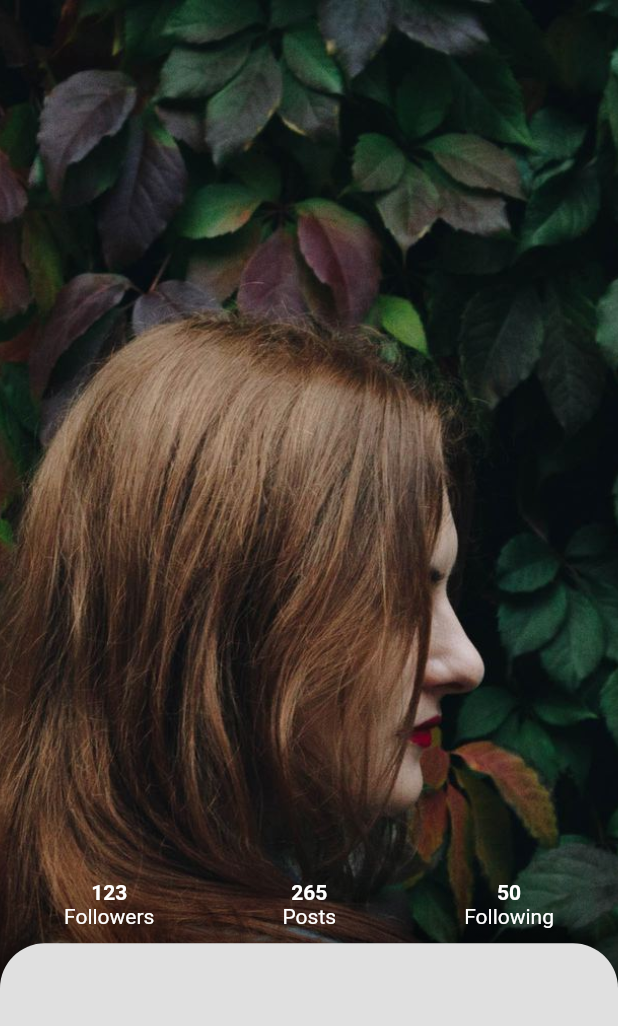
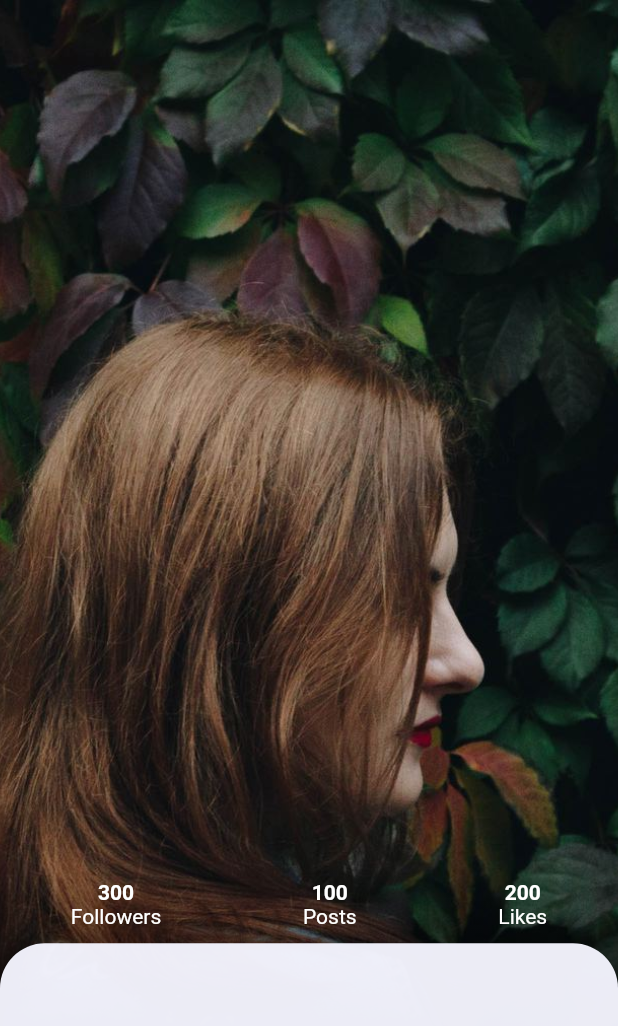
Before and after one commit to vin-the-dev/flutter_social_app, a Flutter app: the screen it shows after launch, on a phone screen of 412 x 824 dp. Shown: the top 1026 px of the screen. Run offline on Flutter 3.47's test engine with Material 2 defaults, Android fonts, the phone set to English and light mode, and no system bars.

Commit message:
3 images, refactoring

```diff
--- a/lib/header_bottom_bar_widget.dart
+++ b/lib/header_bottom_bar_widget.dart
@@ -1,7 +1,8 @@
 import 'package:flutter/material.dart';
+import 'main.dart';
 
 class HeaderBottomBarWidget extends StatelessWidget {
-  Widget obj(String count, String option) {
+  Widget textObjectList(String count, String option) {
     return Column(
         mainAxisAlignment: MainAxisAlignment.center,
         children: <Widget>[
@@ -16,15 +17,16 @@ class HeaderBottomBarWidget extends StatelessWidget {
 
   @override
   Widget build(BuildContext context) {
+    var profile = homePageState.profileData[homePageState.pageIndex];
     return new Container(
       padding: new EdgeInsets.fromLTRB(0.0, 0.0, 0.0, 10.0),
       child: Row(
         mainAxisAlignment: MainAxisAlignment.spaceAround,
         crossAxisAlignment: CrossAxisAlignment.center,
         children: <Widget>[
-          obj('123', 'Followers'),
-          obj('265', 'Posts'),
-          obj('50', 'Following')
+          textObjectList(profile.numberofFollowers.toString(), 'Followers'),
+          textObjectList(profile.numberofPosts.toString(), 'Posts'),
+          textObjectList(profile.numberofLikes.toString(), 'Likes')
         ],
       ),
     );
--- a/lib/image_page_widget.dart
+++ b/lib/image_page_widget.dart
@@ -1,4 +1,5 @@
 import 'package:flutter/material.dart';
+import 'main.dart';
 
 class ImagePageWidget extends StatefulWidget {
   @override
@@ -6,30 +7,43 @@ class ImagePageWidget extends StatefulWidget {
 }
 
 class _ImagePageWidgetState extends State<ImagePageWidget> {
-  @override
-  Widget build(BuildContext context) {
+  Widget imageWidget(String asset) {
     return Transform(
-      transform: new Matrix4.translationValues(0.0, 0.0, 0.0)..scale(1.2, 1.2),
-      child: PageView(
-        physics: AlwaysScrollableScrollPhysics(),
-        children: <Widget>[
-          ListView(
-            scrollDirection: Axis.horizontal,
-            children: <Widget>[
-              Image.asset(
-                'assets/image1.jpg',
-                width: MediaQuery.of(context).size.width,
-                fit: BoxFit.fitHeight,
-              ),
-              Image.asset(
-                'assets/image2.jpg',
-                width: MediaQuery.of(context).size.width,
-                fit: BoxFit.fitHeight,
-              )
-            ],
-          ),
-        ],
+      transform: new Matrix4.translationValues(0.0, 0.0, 0.0)
+        ..scale(homePageState.getZoomFactor()),
+      alignment: Alignment.topCenter,
+      child: Image.asset(
+        asset,
+        width: MediaQuery.of(context).size.width,
+        fit: BoxFit.cover,
       ),
     );
   }
+
+  @override
+  Widget build(BuildContext context) {
+    return new Container(
+        width: double.infinity,
+        child: new PageView.builder(
+          physics: AlwaysScrollableScrollPhysics(),
+          itemCount: homePageState.profileData.length,
+          itemBuilder: (BuildContext context, int index) {
+            return imageWidget(homePageState.profileData[index].strImagePath);
+          },
+          onPageChanged: (int pageIndex) {
+            homePageState.animatePageChange(pageIndex);
+          },
+        )
+        // child: PageView(
+        //   physics: AlwaysScrollableScrollPhysics(),
+        //   onPageChanged: (int pageIndex) {
+        //     _homePageState.animatePageChange();
+        //   },
+        //   children: <Widget>[
+        //     imageWidget('assets/image1.jpg'),
+        //     imageWidget('assets/image2.jpg'),
+        //   ],
+        // ),
+        );
+  }
 }
--- a/lib/main.dart
+++ b/lib/main.dart
@@ -1,7 +1,8 @@
 import 'package:flutter/material.dart';
 // import 'bottom_data_widget.dart';
 // import 'image_page_widget.dart';
-import 'header_bottom_bar_widget.dart';
+import 'bottom_data_widget.dart';
+import 'image_page_widget.dart';
 
 void main() => runApp(new MyApp());
 
@@ -20,11 +21,11 @@ class MyApp extends StatelessWidget {
   }
 }
 
-_HomePageState _homePageState = new _HomePageState();
+_HomePageState homePageState = new _HomePageState();
 
 class HomePage extends StatefulWidget {
   @override
-  _HomePageState createState() => _homePageState;
+  _HomePageState createState() => homePageState;
 }
 
 class _HomePageState extends State<HomePage> with TickerProviderStateMixin {
@@ -32,20 +33,40 @@ class _HomePageState extends State<HomePage> with TickerProviderStateMixin {
   AnimationController animationController;
   Animation opacityAnimation;
   AnimationController opacityAnimationController;
-  bool _pageChanged;
   bool profileEnlarged;
 
   double animPercentage = 0.0;
+  var profileData = [];
+  int pageIndex = 0;
 
   @override
   void initState() {
-    _pageChanged = true;
     super.initState();
+    createMockData();
     profileEnlarged = false;
-    animationController =
-        AnimationController(duration: Duration(milliseconds: 250), vsync: this);
-    opacityAnimationController = AnimationController(
-        duration: Duration(milliseconds: 1000), vsync: this);
+    animationController = AnimationController(vsync: this);
+    opacityAnimationController =
+        AnimationController(duration: Duration(milliseconds: 500), vsync: this);
+  }
+
+  void createMockData() {
+    profileData = [
+      ProfileEntity(
+          numberofFollowers: 300,
+          numberofLikes: 200,
+          numberofPosts: 100,
+          strImagePath: 'assets/image1.jpg'),
+      ProfileEntity(
+          numberofFollowers: 30,
+          numberofLikes: 20,
+          numberofPosts: 10,
+          strImagePath: 'assets/image2.jpg'),
+      ProfileEntity(
+          numberofFollowers: 3,
+          numberofLikes: 2,
+          numberofPosts: 1,
+          strImagePath: 'assets/image3.jpg')
+    ];
   }
 
   @override
@@ -81,7 +102,7 @@ class _HomePageState extends State<HomePage> with TickerProviderStateMixin {
     return curPer;
   }
 
-  void _handleDragUpdate(DragUpdateDetails details) {
+  void handleDragUpdate(DragUpdateDetails details) {
     double h = MediaQuery.of(context).size.height;
     double startH = h * 0.3;
     double endH = h * 0.8;
@@ -96,28 +117,12 @@ class _HomePageState extends State<HomePage> with TickerProviderStateMixin {
     setState(() {});
   }
 
-  // void getVisibility() {
-  //   print("getVisibility: $_pageChanged");
-  //   // if (_pageChanged) {
-  //   // opacityAnimationController.reverse();
-  //   opacityAnimationController.repeat();
-  //   // opacityAnimationController.forward();
-  //   // } else {
-  //   // }
-  //   _pageChanged = !_pageChanged;
-  //   setState(() {});
-  // }
-
-  void animatePageChange() {
-    // print("getVisibility: $_pageChanged");
-    // if (_pageChanged) {
-    // opacityAnimationController.forward();
-    // opacityAnimationController.reverse();
-    opacityAnimationController.forward();
-    // } else {
-    // }
-    // _pageChanged = !_pageChanged;
-    // setState(() {});
+  void animatePageChange(int pageIndex) {
+    opacityAnimationController.forward()
+      ..whenCompleteOrCancel(() {
+        this.pageIndex = pageIndex;
+        opacityAnimationController.reverse();
+      });
   }
 
   @override
@@ -132,94 +137,24 @@ class _HomePageState extends State<HomePage> with TickerProviderStateMixin {
     return new Scaffold(
         body: new Container(
       child: new Stack(
-        children: <Widget>[
-          ImagePageWidget(),
-          new Positioned(
-            bottom: 0.0,
-            left: 0.0,
-            right: 0.0,
-            child: new Container(
-              height: getHeightForBottomBar(),
-              decoration: new BoxDecoration(
-                  gradient: new LinearGradient(
-                      begin: Alignment.topCenter,
-                      end: Alignment.center,
-                      colors: [Colors.transparent, Colors.black])),
-              child: Column(
-                children: <Widget>[
-                  SizedBox(
-                    height: 10.0,
-                  ),
-                  new GestureDetector(
-                    behavior: HitTestBehavior.opaque,
-                    onVerticalDragUpdate: _handleDragUpdate,
-                    child: new Opacity(
-                        opacity: opacityAnimation.value,
-                        child: HeaderBottomBarWidget()),
-                  ),
-                  new Expanded(
-                    child: MaterialButton(
-                      padding: new EdgeInsets.fromLTRB(0.0, 0.0, 0.0, 0.0),
-                      onPressed: () {
-                        // if (profileEnlarged) {
-                        //   animationController.reverse();
-                        //   profileEnlarged = false;
-                        // } else {
-                        //   animationController.forward();
-                        //   profileEnlarged = true;
-                        // }
-                      },
-                      child: new Container(
-                          decoration: new BoxDecoration(
-                              borderRadius: new BorderRadius.only(
-                                  topLeft: Radius.circular(30.0),
-                                  topRight: new Radius.circular(30.0)),
-                              color: Colors.grey[300])),
-                    ),
-                  )
-                ],
-              ),
-            ),
-          )
-        ],
+        children: <Widget>[ImagePageWidget(), BottomDataWidget()],
       ),
     ));
   }
 }
 
-class ImagePageWidget extends StatefulWidget {
-  @override
-  _ImagePageWidgetState createState() => new _ImagePageWidgetState();
+class ProfileEntity {
+  String strImagePath;
+  int numberofFollowers;
+  int numberofPosts;
+  int numberofLikes;
+  String name;
+  String location_country;
+  String location_city;
+
+  ProfileEntity(
+      {this.strImagePath,
+      this.numberofFollowers,
+      this.numberofLikes,
+      this.numberofPosts});
 }
-
-class _ImagePageWidgetState extends State<ImagePageWidget> {
-  Widget imageWidget(String asset) {
-    return Transform(
-      transform: new Matrix4.translationValues(0.0, 0.0, 0.0)
-        ..scale(_homePageState.getZoomFactor()),
-      alignment: Alignment.topCenter,
-      child: Image.asset(
-        asset,
-        width: MediaQuery.of(context).size.width,
-        fit: BoxFit.cover,
-      ),
-    );
-  }
-
-  @override
-  Widget build(BuildContext context) {
-    return new Container(
-      width: double.infinity,
-      child: PageView(
-        physics: AlwaysScrollableScrollPhysics(),
-        onPageChanged: (int pageIndex) {
-          _homePageState.animatePageChange();
-        },
-        children: <Widget>[
-          imageWidget('assets/image1.jpg'),
-          imageWidget('assets/image2.jpg'),
-        ],
-      ),
-    );
-  }
-}
--- a/pubspec.yaml
+++ b/pubspec.yaml
@@ -29,6 +29,7 @@ flutter:
   assets:
     - assets/image1.jpg
     - assets/image2.jpg
+    - assets/image3.jpg
 
   # An image asset can refer to one or more resolution-specific "variants", see
   # https://flutter.io/assets-and-images/#resolution-aware.
```
Also changed, not shown: lib/bottom_data_widget.dart (+18 -41 lines), assets/image2.jpg, assets/image3.jpg (added).
